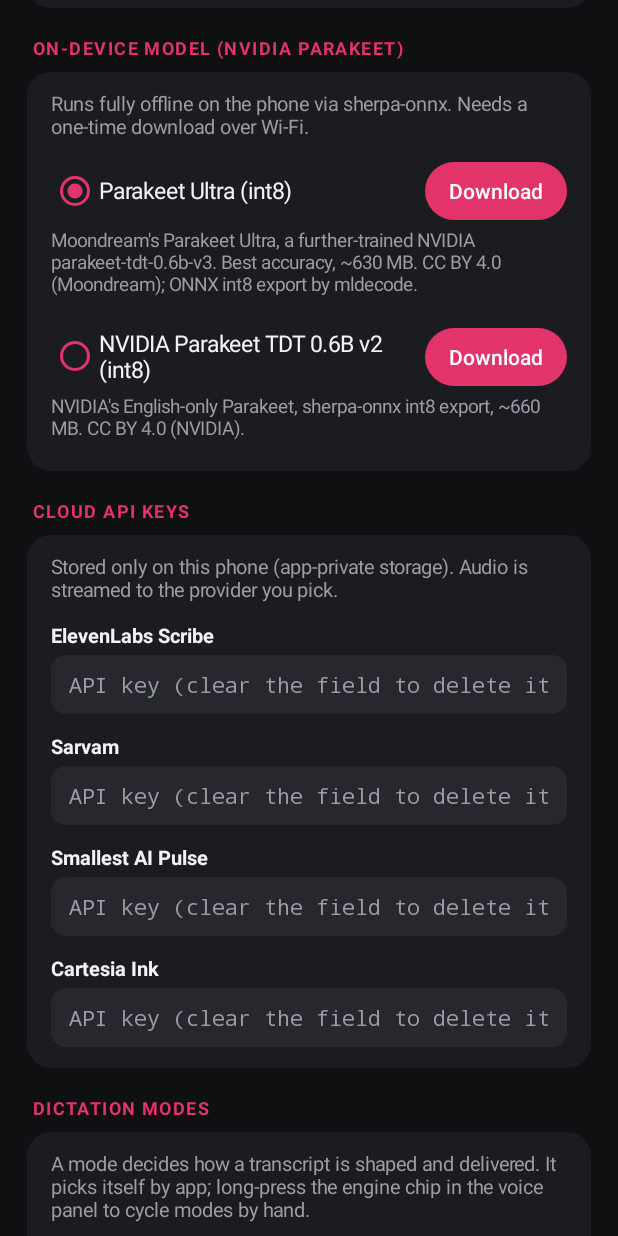
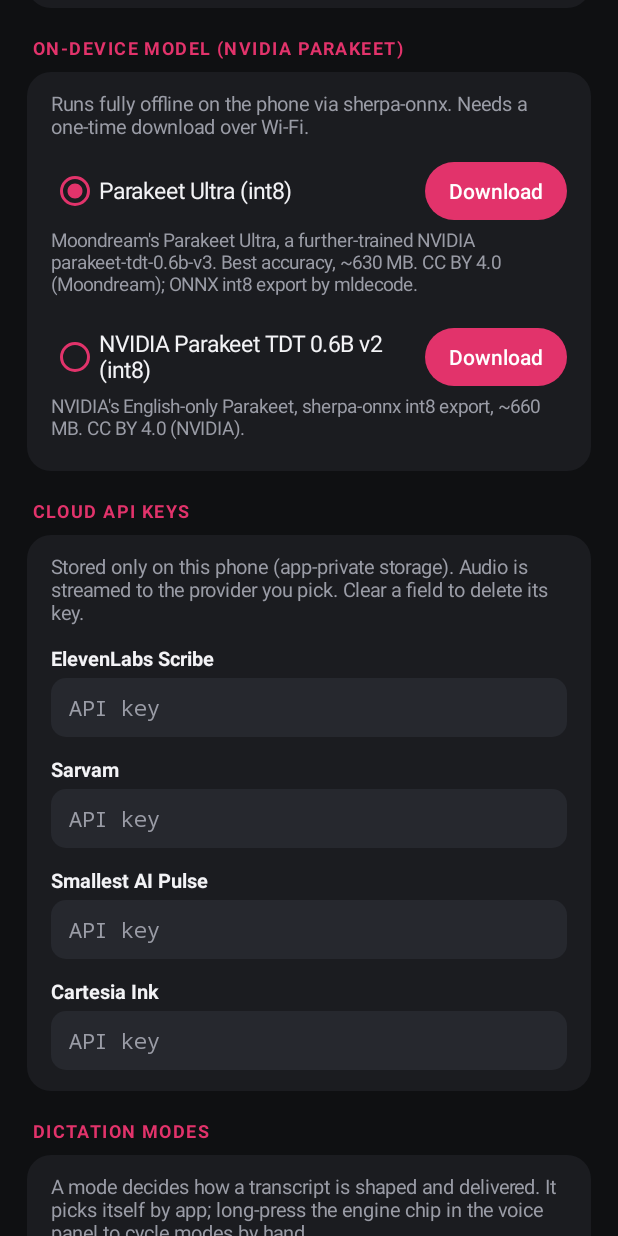
Before and after one commit to asispan/reev, an Android app: the screen it shows after launch (SettingsActivity), after a tap on "Get", on a phone screen of 412 x 824 dp. Run offline under Robolectric (Android 15) with nearby library versions, the phone set to English and light mode, and no system bars; libraries missing offline, so code that uses them is left out: com.k2fsa.sherpa; 1 other tap on this screen came first.

Commit message:
Fixes from the second AI QA run
- No dictation engine: the status line says so, the talk button is dimmed, and a
  press keeps the hint pill highlighted with a clear next step (also announced)
- Settings: the bottom inset is a margin, so the page shrinks above the keyboard
  and the focused field stays visible (landscape Try it)
- Theme radios stack at large font or on narrow screens
- Shorter key-field hints; the delete instruction moves into wrapping text
- 48 dp key, endpoint and model-radio fields
- Setup step 4 states the model size and Wi-Fi advice; mic row says Allowed
- Emoji flags tab uses a visible flag icon

```diff
--- a/app/src/main/java/com/asis/reev/SettingsActivity.kt
+++ b/app/src/main/java/com/asis/reev/SettingsActivity.kt
@@ -102,8 +102,18 @@ class SettingsActivity : Activity() {
         scroll.addView(col)
         setContentView(scroll)
         scroll.setOnApplyWindowInsetsListener { v, insets ->
-            @Suppress("DEPRECATION")
-            v.setPadding(0, insets.systemWindowInsetTop, 0, insets.systemWindowInsetBottom); insets
+            val (top, bottom) = if (android.os.Build.VERSION.SDK_INT >= 30) {
+                // Bars + keyboard, asked for explicitly (edge-to-edge is forced on 35+).
+                insets.getInsets(android.view.WindowInsets.Type.systemBars()).top to
+                    insets.getInsets(android.view.WindowInsets.Type.systemBars() or android.view.WindowInsets.Type.ime()).bottom
+            } else @Suppress("DEPRECATION") (insets.systemWindowInsetTop to insets.systemWindowInsetBottom)
+            v.setPadding(0, top, 0, 0)
+            // Bottom inset as a margin, not padding: the ScrollView really shrinks when the keyboard opens,
+            // and its own onSizeChanged then scrolls the focused field into view.
+            (v.layoutParams as? android.view.ViewGroup.MarginLayoutParams)?.let { lp ->
+                if (lp.bottomMargin != bottom) { lp.bottomMargin = bottom; v.layoutParams = lp }
+            }
+            insets
         }
 
         col.addView(text("Reev", 30f, fg, bold = true))
@@ -173,7 +183,7 @@ class SettingsActivity : Activity() {
         // ---- api keys
         val keys = section("Cloud API keys")
         keysBox = keys
-        keys.addView(text("Stored only on this phone (app-private storage). Audio is streamed to the provider you pick.", 13f, sub))
+        keys.addView(text("Stored only on this phone (app-private storage). Audio is streamed to the provider you pick. Clear a field to delete its key.", 13f, sub))
         listOf(Engine.ELEVENLABS, Engine.SARVAM, Engine.SMALLEST, Engine.CARTESIA).forEach { e -> keyField(keys, e) }
 
         // ---- modes
@@ -194,14 +204,17 @@ class SettingsActivity : Activity() {
         ai.addView(text("Model", 13.5f, fg, bold = true).also { it.setPadding(0, dpi(12), 0, dpi(4)) })
         ai.addView(field(prefs.aiModel, "gpt-4o-mini", false) { prefs.aiModel = it })
         ai.addView(text("API key", 13.5f, fg, bold = true).also { it.setPadding(0, dpi(12), 0, dpi(4)) })
-        ai.addView(field(prefs.aiKey, "sk-… (clear the field to delete it)", true) { prefs.aiKey = it })
-        ai.addView(text("The endpoint sees the transcript and the text before the caret, never the audio.", 12.5f, sub)
+        ai.addView(field(prefs.aiKey, "sk-…", true) { prefs.aiKey = it })
+        ai.addView(text("Clear the key field to delete the key. The endpoint sees the transcript and the text before the caret, never the audio.", 12.5f, sub)
             .also { it.setPadding(0, dpi(10), 0, 0) })
 
         // ---- typing
         val typ = section("Keyboard")
         typ.addView(text("Theme", 13.5f, fg, bold = true).also { it.setPadding(0, dpi(4), 0, dpi(2)) })
-        val tg = RadioGroup(this).apply { orientation = RadioGroup.HORIZONTAL }
+        // Three labels in one row don't fit at large font or on narrow screens: stack them.
+        val tg = RadioGroup(this).apply {
+            orientation = if (resources.configuration.fontScale >= 1.3f || resources.configuration.screenWidthDp < 380) RadioGroup.VERTICAL else RadioGroup.HORIZONTAL
+        }
         listOf("system" to "Follow system", "light" to "Light", "dark" to "Dark").forEach { (id, label) ->
             tg.addView(RadioButton(this).apply {
                 text = label; setTextColor(fg); textSize = 14.5f; this.id = View.generateViewId(); tag = id
@@ -250,22 +263,27 @@ class SettingsActivity : Activity() {
             "They appear for any keyboard you install. Tap OK on each; pressing Back cancels.", 12.5f, sub)
             .also { it.setPadding(0, 0, 0, dpi(6)) })
         step(box, "2. Switch to Reev", current, "Switch") { imm.showInputMethodPicker() }
-        step(box, "3. Allow microphone", mic, "Allow") { requestPermissions(arrayOf(Manifest.permission.RECORD_AUDIO), 2) }
+        step(box, "3. Allow microphone", mic, "Allow", "✓ Allowed") { requestPermissions(arrayOf(Manifest.permission.RECORD_AUDIO), 2) }
         // Same check the voice panel uses, so Setup and the keyboard never disagree.
         val engineReady = Engines.create(this, prefs.engine).notReadyReason() == null
         step(box, "4. Get a dictation engine", engineReady, "Get") { jumpToEngine() }
-        if (!engineReady) box.addView(text("Dictation needs the on-device model (a one-time download) or a cloud API key. Typing works without it.", 12.5f, sub)
-            .also { it.setPadding(0, 0, 0, dpi(6)) })
+        if (!engineReady) {
+            // Size and Wi-Fi advice up front, so "Get" doesn't surprise anyone with a 600 MB list.
+            val mb = LocalModel.from(prefs.localModel).files.sumOf { it.size } / 1_000_000
+            val local = if (prefs.engine == Engine.LOCAL) " The on-device model is about $mb MB: use Wi-Fi." else ""
+            box.addView(text("Dictation needs the on-device model (a one-time download) or a cloud API key. Typing works without it.$local", 12.5f, sub)
+                .also { it.setPadding(0, 0, 0, dpi(6)) })
+        }
     }
 
     override fun onRequestPermissionsResult(requestCode: Int, permissions: Array<out String>, grantResults: IntArray) {
         super.onRequestPermissionsResult(requestCode, permissions, grantResults); refreshSetup()
     }
 
-    private fun step(box: LinearLayout, label: String, done: Boolean, action: String, onClick: () -> Unit) {
+    private fun step(box: LinearLayout, label: String, done: Boolean, action: String, doneLabel: String = "✓ Done", onClick: () -> Unit) {
         val row = LinearLayout(this).apply { orientation = LinearLayout.HORIZONTAL; gravity = Gravity.CENTER_VERTICAL; setPadding(0, dpi(1), 0, dpi(1)); minimumHeight = dpi(50) }
         row.addView(text(label, 15f, fg), LinearLayout.LayoutParams(0, -2, 1f))
-        if (done) row.addView(text("✓ Done", 14f, Color.parseColor("#5BD68A"), bold = true))
+        if (done) row.addView(text(doneLabel, 14f, Color.parseColor("#5BD68A"), bold = true))
         else row.addView(button(action, onClick))
         box.addView(row)
     }
@@ -274,7 +292,7 @@ class SettingsActivity : Activity() {
         val box = LinearLayout(this).apply { orientation = LinearLayout.VERTICAL; setPadding(0, dpi(10), 0, dpi(6)) }
         val top = LinearLayout(this).apply { orientation = LinearLayout.HORIZONTAL; gravity = Gravity.CENTER_VERTICAL }
         val rb = RadioButton(this).apply {
-            text = m.title; setTextColor(fg); textSize = 15f
+            text = m.title; setTextColor(fg); textSize = 15f; minHeight = dpi(48); gravity = Gravity.CENTER_VERTICAL
             buttonTintList = android.content.res.ColorStateList.valueOf(accent)
             isChecked = prefs.localModel == m.id
             setOnClickListener {
@@ -306,7 +324,7 @@ class SettingsActivity : Activity() {
     private fun keyField(parent: LinearLayout, e: Engine) {
         parent.addView(text(e.title, 13.5f, fg, bold = true).also { it.setPadding(0, dpi(12), 0, dpi(4)) })
         val et = EditText(this).apply {
-            setText(prefs.apiKey(e)); hint = "API key (clear the field to delete it)"; setTextColor(fg); setHintTextColor(sub); textSize = 14f
+            setText(prefs.apiKey(e)); hint = "API key"; setTextColor(fg); setHintTextColor(sub); textSize = 14f; minHeight = dpi(48)
             isSingleLine = true
             inputType = InputType.TYPE_CLASS_TEXT or InputType.TYPE_TEXT_VARIATION_PASSWORD
             transformationMethod = android.text.method.PasswordTransformationMethod.getInstance()
@@ -454,7 +472,7 @@ class SettingsActivity : Activity() {
 
     private fun field(value: String, hint: String, secret: Boolean, onChange: (String) -> Unit): EditText {
         val et = EditText(this).apply {
-            setText(value); this.hint = hint; setTextColor(fg); setHintTextColor(sub); textSize = 14f; isSingleLine = true
+            setText(value); this.hint = hint; setTextColor(fg); setHintTextColor(sub); textSize = 14f; isSingleLine = true; minHeight = dpi(48)
             background = rounded(Color.parseColor("#26282E"), 10); setPadding(dpi(12), dpi(10), dpi(12), dpi(10))
             if (secret) {
                 inputType = InputType.TYPE_CLASS_TEXT or InputType.TYPE_TEXT_VARIATION_PASSWORD
--- a/app/src/main/java/com/asis/reev/ui/EmojiView.kt
+++ b/app/src/main/java/com/asis/reev/ui/EmojiView.kt
@@ -33,7 +33,7 @@ class EmojiView(ctx: Context, private val pal: Palette, private val recents: ()
     private val cols = 8
     private val groups: List<Pair<String, List<String>>> = ctx.assets.open("emoji.tsv").bufferedReader().readLines()
         .filter { it.isNotBlank() }.map { line -> val (g, e) = line.split('\t', limit = 2); g to e.split(' ').filter { it.isNotEmpty() } }
-    private val tabIcons = listOf("🕘", "😀", "👋", "🐻", "🍔", "✈️", "⚽", "💡", "❤️", "🏳️")
+    private val tabIcons = listOf("🕘", "😀", "👋", "🐻", "🍔", "✈️", "⚽", "💡", "❤️", "🏁")
 
     // Flat list of rows: header strings or emoji
     private sealed class Item { data class Header(val title: String) : Item(); data class E(val e: String) : Item() }
```
Also changed, not shown: app/src/main/java/com/asis/reev/ReevService.kt (+13 -3 lines), app/src/main/java/com/asis/reev/ui/VoicePanel.kt (+14 -6 lines).
